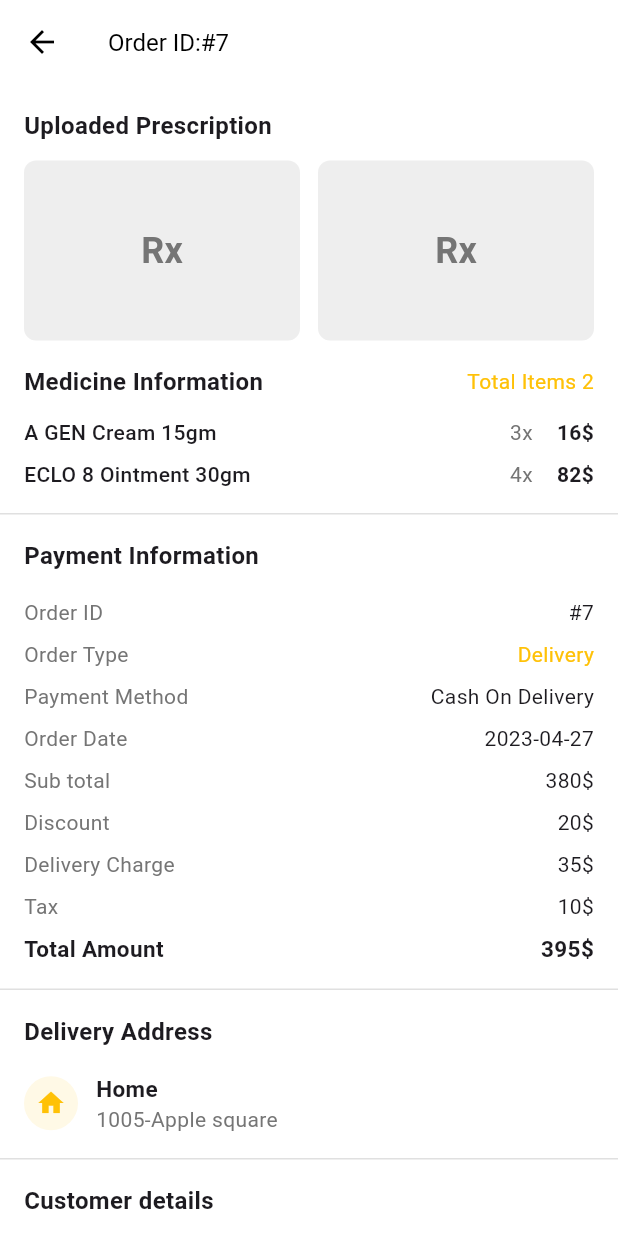
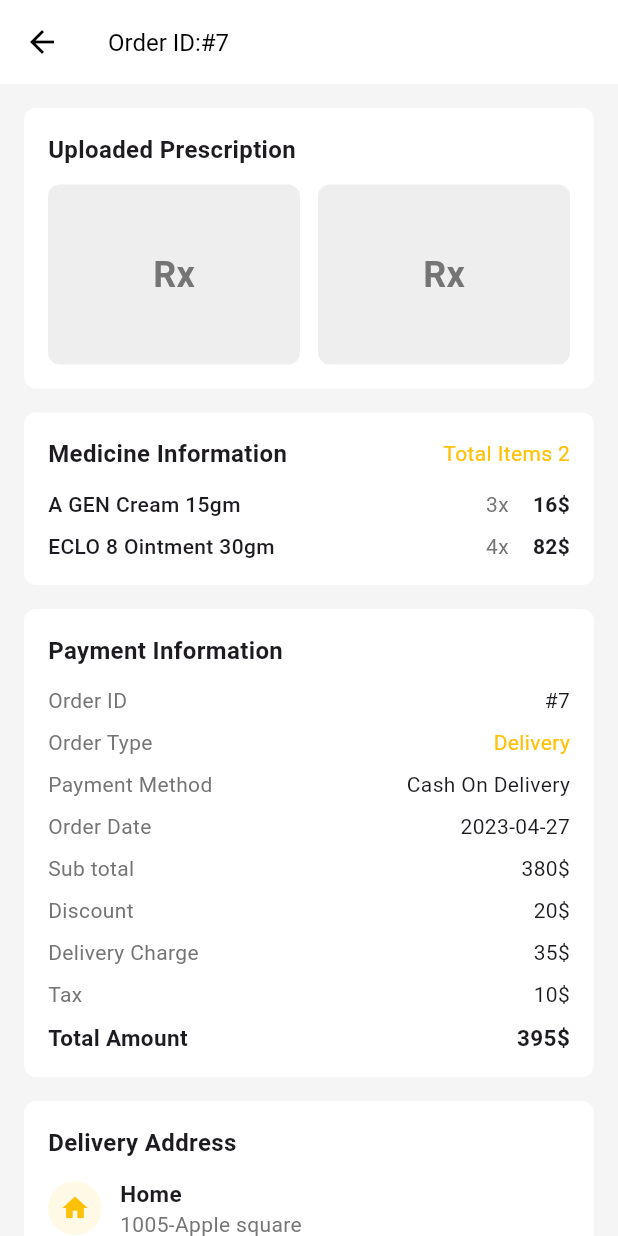
Before and after one commit to Yassy30/pharmacyti2, a Flutter app: the OrderDetailsScreen screen opened directly, on a phone screen of 412 x 824 dp. Run offline on Flutter 3.47's test engine with Material 3 defaults, Android fonts, the phone set to English and light mode, and no system bars.

Commit message:
livreur order info 2

```diff
--- a/lib/livreur/Dashboard.dart
+++ b/lib/livreur/Dashboard.dart
@@ -37,7 +37,7 @@ class LivreurDashboard extends StatelessWidget {
                     ),
                     SizedBox(height: 4),
                     Text(
-                      'Cscodetech',
+                      'Amine Livreur',
                       style: TextStyle(
                         fontWeight: FontWeight.bold,
                         fontSize: 18,
--- a/lib/livreur/OrderDetailsScreen.dart
+++ b/lib/livreur/OrderDetailsScreen.dart
@@ -13,7 +13,7 @@ class OrderDetailsScreen extends StatelessWidget {
   @override
   Widget build(BuildContext context) {
     return Scaffold(
-      backgroundColor: Colors.white,
+      backgroundColor: Colors.grey[100],
       appBar: AppBar(
         backgroundColor: Colors.white,
         elevation: 0,
@@ -27,23 +27,15 @@ class OrderDetailsScreen extends StatelessWidget {
         ),
       ),
       body: SingleChildScrollView(
+        child: Padding(
+          padding: const EdgeInsets.all(16.0),
           child: Column(
             crossAxisAlignment: CrossAxisAlignment.start,
             children: [
               // Prescription Section
-            Padding(
-              padding: const EdgeInsets.all(16.0),
-              child: Column(
-                crossAxisAlignment: CrossAxisAlignment.start,
-                children: [
-                  Text(
+              _buildSectionContainer(
+                context,
                 'Uploaded Prescription',
-                    style: TextStyle(
-                      fontSize: 16,
-                      fontWeight: FontWeight.bold,
-                    ),
-                  ),
-                  SizedBox(height: 12),
                 Row(
                   children: [
                     Expanded(
@@ -87,36 +79,15 @@ class OrderDetailsScreen extends StatelessWidget {
                     ),
                   ],
                 ),
-                ],
               ),
-            ),
+              SizedBox(height: 16),
 
               // Medicine Information
-            Padding(
-              padding: const EdgeInsets.symmetric(horizontal: 16.0),
-              child: Column(
-                crossAxisAlignment: CrossAxisAlignment.start,
+              _buildSectionContainer(
+                context,
+                'Medicine Information',
+                Column(
                   children: [
-                  Row(
-                    mainAxisAlignment: MainAxisAlignment.spaceBetween,
-                    children: [
-                      Text(
-                        'Medicine Information',
-                        style: TextStyle(
-                          fontSize: 16,
-                          fontWeight: FontWeight.bold,
-                        ),
-                      ),
-                      Text(
-                        'Total Items 2',
-                        style: TextStyle(
-                          fontSize: 14,
-                          color: Colors.amber,
-                        ),
-                      ),
-                    ],
-                  ),
-                  SizedBox(height: 12),
                     _buildMedicineItem(
                       'A GEN Cream 15gm',
                       '3x',
@@ -130,28 +101,22 @@ class OrderDetailsScreen extends StatelessWidget {
                     ),
                   ],
                 ),
+                titleSuffix: Text(
+                  'Total Items 2',
+                  style: TextStyle(
+                    fontSize: 14,
+                    color: Colors.amber,
                   ),
-
-            // Divider
-            Padding(
-              padding: const EdgeInsets.symmetric(vertical: 16.0),
-              child: Divider(height: 1, color: Colors.grey[300]),
-            ),
-
-            // Payment Information
-            Padding(
-              padding: const EdgeInsets.symmetric(horizontal: 16.0),
-              child: Column(
-                crossAxisAlignment: CrossAxisAlignment.start,
-                children: [
-                  Text(
-                    'Payment Information',
-                    style: TextStyle(
-                      fontSize: 16,
-                      fontWeight: FontWeight.bold,
                 ),
               ),
               SizedBox(height: 16),
+
+              // Payment Information
+              _buildSectionContainer(
+                context,
+                'Payment Information',
+                Column(
+                  children: [
                     _buildInfoRow('Order ID', '#$orderId'),
                     SizedBox(height: 8),
                     Row(
@@ -194,27 +159,12 @@ class OrderDetailsScreen extends StatelessWidget {
                   ],
                 ),
               ),
-
-            // Divider
-            Padding(
-              padding: const EdgeInsets.symmetric(vertical: 16.0),
-              child: Divider(height: 1, color: Colors.grey[300]),
-            ),
+              SizedBox(height: 16),
 
               // Delivery Address
-            Padding(
-              padding: const EdgeInsets.symmetric(horizontal: 16.0),
-              child: Column(
-                crossAxisAlignment: CrossAxisAlignment.start,
-                children: [
-                  Text(
+              _buildSectionContainer(
+                context,
                 'Delivery Address',
-                    style: TextStyle(
-                      fontSize: 16,
-                      fontWeight: FontWeight.bold,
-                    ),
-                  ),
-                  SizedBox(height: 16),
                 Row(
                   children: [
                     Container(
@@ -245,30 +195,13 @@ class OrderDetailsScreen extends StatelessWidget {
                     ),
                   ],
                 ),
-                ],
               ),
-            ),
-
-            // Divider
-            Padding(
-              padding: const EdgeInsets.symmetric(vertical: 16.0),
-              child: Divider(height: 1, color: Colors.grey[300]),
-            ),
+              SizedBox(height: 16),
 
               // Customer details
-            Padding(
-              padding: const EdgeInsets.symmetric(horizontal: 16.0),
-              child: Column(
-                crossAxisAlignment: CrossAxisAlignment.start,
-                children: [
-                  Text(
+              _buildSectionContainer(
+                context,
                 'Customer details',
-                    style: TextStyle(
-                      fontSize: 16,
-                      fontWeight: FontWeight.bold,
-                    ),
-                  ),
-                  SizedBox(height: 16),
                 Row(
                   mainAxisAlignment: MainAxisAlignment.spaceBetween,
                   children: [
@@ -290,15 +223,57 @@ class OrderDetailsScreen extends StatelessWidget {
                     Icon(Icons.arrow_forward_ios, size: 16, color: Colors.amber),
                   ],
                 ),
-                ],
               ),
-            ),
+              SizedBox(height: 16),
 
               // Bottom section - different for completed and current orders
               if (isCompleted)
                 _buildCompletedSection()
               else
                 _buildCurrentOrderSection(),
+            ],
+          ),
+        ),
+      ),
+    );
+  }
+
+  Widget _buildSectionContainer(BuildContext context, String title, Widget content, {
+    bool showTitle = true,
+    Widget? titleSuffix,
+  }) {
+    return Container(
+      width: double.infinity,
+      decoration: BoxDecoration(
+        color: Colors.white,
+        borderRadius: BorderRadius.circular(8),
+        boxShadow: [
+          BoxShadow(
+            color: Colors.grey.shade100,
+            blurRadius: 2,
+            spreadRadius: 1,
+          ),
+        ],
+      ),
+      child: Padding(
+        padding: const EdgeInsets.all(16.0),
+        child: Column(
+          crossAxisAlignment: CrossAxisAlignment.start,
+          children: [
+            if (showTitle) ...[
+              Row(
+                mainAxisAlignment: MainAxisAlignment.spaceBetween,
+                children: [
+                  Text(
+                    title,
+                    style: TextStyle(fontSize: 16, fontWeight: FontWeight.bold),
+                  ),
+                  if (titleSuffix != null) titleSuffix,
+                ],
+              ),
+              SizedBox(height: 12),
+            ],
+            content,
           ],
         ),
       ),
@@ -344,10 +319,16 @@ class OrderDetailsScreen extends StatelessWidget {
     return Container(
       width: double.infinity,
       padding: EdgeInsets.symmetric(vertical: 16),
-      margin: EdgeInsets.all(16),
       decoration: BoxDecoration(
         color: Colors.green.withOpacity(0.1),
         borderRadius: BorderRadius.circular(8),
+        boxShadow: [
+          BoxShadow(
+            color: Colors.grey.shade100,
+            blurRadius: 2,
+            spreadRadius: 1,
+          ),
+        ],
       ),
       child: Row(
         mainAxisAlignment: MainAxisAlignment.center,
@@ -355,7 +336,7 @@ class OrderDetailsScreen extends StatelessWidget {
           Icon(Icons.check_circle, color: Colors.green),
           SizedBox(width: 8),
           Text(
-            'Completed',
+            'Delivered',
             style: TextStyle(
               color: Colors.green,
               fontWeight: FontWeight.bold,
@@ -368,8 +349,20 @@ class OrderDetailsScreen extends StatelessWidget {
   }
 
   Widget _buildCurrentOrderSection() {
-    return Padding(
-      padding: const EdgeInsets.all(16.0),
+    return Container(
+      width: double.infinity,
+      padding: EdgeInsets.all(16.0),
+      decoration: BoxDecoration(
+        color: Colors.white,
+        borderRadius: BorderRadius.circular(8),
+        boxShadow: [
+          BoxShadow(
+            color: Colors.grey.shade100,
+            blurRadius: 2,
+            spreadRadius: 1,
+          ),
+        ],
+      ),
       child: Column(
         children: [
           Row(
@@ -402,7 +395,6 @@ class OrderDetailsScreen extends StatelessWidget {
               onPressed: () {},
               style: ElevatedButton.styleFrom(
                 backgroundColor: Colors.amber,
-                foregroundColor: Colors.white,
                 shape: RoundedRectangleBorder(
                   borderRadius: BorderRadius.circular(8),
                 ),
--- a/lib/livreur/Profile.dart
+++ b/lib/livreur/Profile.dart
@@ -24,7 +24,7 @@ class Profile extends StatelessWidget {
               children: [
                 // Pharmacy Logo
                 Image.asset(
-                  'liv.png',
+                  'images/liv.png',
                   width: 70,
                   height: 70,
                   errorBuilder: (context, error, stackTrace) {
```
Also changed, not shown: pubspec.yaml (+8 -3 lines), assets/images/liv.png (renamed from assets/liv.png), assets/images/pharmacy_logo.png (renamed from assets/pharmacy_logo.png), 1 other file. Lines whose indentation alone changed are shown as unchanged.
